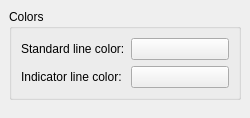
First picture: the form in src/prefs_display.ui, repository KDE/ksquares, before the edit.
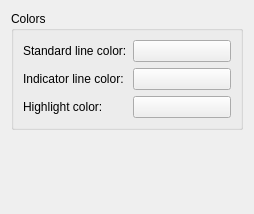
Second picture: the form after the edit. Custom widgets are drawn as their Qt base class.

Commit message: Highlight last AI move.

```diff
--- a/src/prefs_display.ui
+++ b/src/prefs_display.ui
@@ -5,29 +5,14 @@
    <rect>
     <x>0</x>
     <y>0</y>
-    <width>250</width>
-    <height>118</height>
+    <width>245</width>
+    <height>214</height>
    </rect>
   </property>
   <property name="windowTitle" >
    <string>Display Settings</string>
   </property>
   <layout class="QVBoxLayout" >
-   <property name="spacing" >
-    <number>6</number>
-   </property>
-   <property name="leftMargin" >
-    <number>9</number>
-   </property>
-   <property name="topMargin" >
-    <number>9</number>
-   </property>
-   <property name="rightMargin" >
-    <number>9</number>
-   </property>
-   <property name="bottomMargin" >
-    <number>9</number>
-   </property>
    <item>
     <widget class="QGroupBox" name="groupBox_2" >
      <property name="whatsThis" >
@@ -37,43 +22,6 @@
       <string>Colors</string>
      </property>
      <layout class="QGridLayout" >
-      <property name="leftMargin" >
-       <number>9</number>
-      </property>
-      <property name="topMargin" >
-       <number>9</number>
-      </property>
-      <property name="rightMargin" >
-       <number>9</number>
-      </property>
-      <property name="bottomMargin" >
-       <number>9</number>
-      </property>
-      <property name="horizontalSpacing" >
-       <number>6</number>
-      </property>
-      <property name="verticalSpacing" >
-       <number>6</number>
-      </property>
-      <item row="1" column="0" >
-       <widget class="QLabel" name="label_2" >
-        <property name="whatsThis" >
-         <string>Color of the indicator lines</string>
-        </property>
-        <property name="text" >
-         <string>Indicator line color:</string>
-        </property>
-        <property name="buddy" >
-         <cstring>kcfg_IndicatorLineColor</cstring>
-        </property>
-       </widget>
-      </item>
-      <item row="1" column="1" >
-       <widget class="KColorButton" name="kcfg_IndicatorLineColor" />
-      </item>
-      <item row="0" column="1" >
-       <widget class="KColorButton" name="kcfg_LineColor" />
-      </item>
       <item row="0" column="0" >
        <widget class="QLabel" name="label" >
         <property name="whatsThis" >
@@ -87,6 +35,41 @@
         </property>
        </widget>
       </item>
+      <item row="0" column="1" >
+       <widget class="KColorButton" name="kcfg_LineColor" />
+      </item>
+      <item row="1" column="0" >
+       <widget class="QLabel" name="label_2" >
+        <property name="whatsThis" >
+         <string>Color of the indicator lines</string>
+        </property>
+        <property name="text" >
+         <string>Indicator line color:</string>
+        </property>
+        <property name="buddy" >
+         <cstring>kcfg_IndicatorLineColor</cstring>
+        </property>
+       </widget>
+      </item>
+      <item row="1" column="1" >
+       <widget class="KColorButton" name="kcfg_IndicatorLineColor" />
+      </item>
+      <item row="2" column="0" >
+       <widget class="QLabel" name="label_3" >
+        <property name="whatsThis" >
+         <string>Color of the indicator lines</string>
+        </property>
+        <property name="text" >
+         <string>Highlight color:</string>
+        </property>
+        <property name="buddy" >
+         <cstring>kcfg_IndicatorLineColor</cstring>
+        </property>
+       </widget>
+      </item>
+      <item row="2" column="1" >
+       <widget class="KColorButton" name="kcfg_HighlightColor" />
+      </item>
      </layout>
     </widget>
    </item>
@@ -98,7 +81,7 @@
      <property name="sizeHint" >
       <size>
        <width>232</width>
-       <height>16</height>
+       <height>71</height>
       </size>
      </property>
     </spacer>
```
The commit also changes 10 other files.
